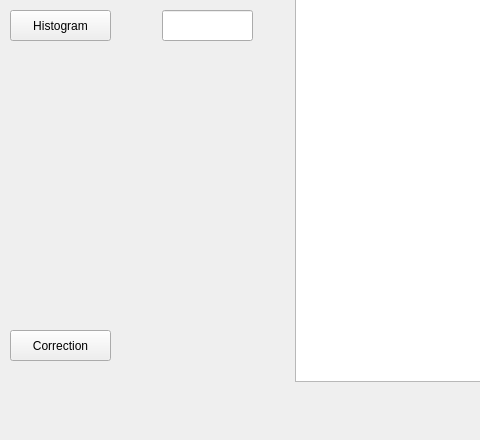
Qt form mainwindowqt.ui (rozman123/MyImageProccesingApp) before a commit; both pictures show x 0 to 480 and y 160 to 600 of the 1227 by 600 pixel window.
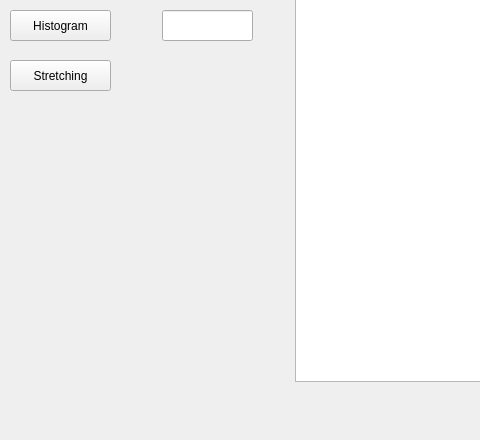
The same form after that commit.

The edit to the form file:
```diff
--- a/mainwindowqt.ui
+++ b/mainwindowqt.ui
@@ -44,13 +44,13 @@
     <property name="geometry">
      <rect>
       <x>10</x>
-      <y>490</y>
+      <y>220</y>
       <width>101</width>
       <height>31</height>
      </rect>
     </property>
     <property name="text">
-     <string>Correction</string>
+     <string>Stretching</string>
     </property>
    </widget>
    <widget class="QPushButton" name="loadImage">
```
Left out of the diff: 2 changed lines with no effect on the pictures.
